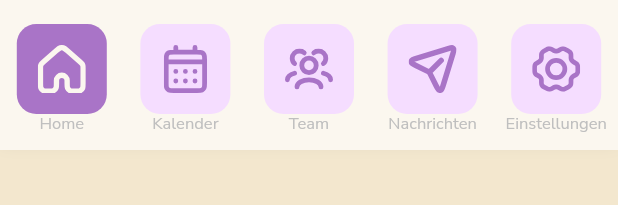
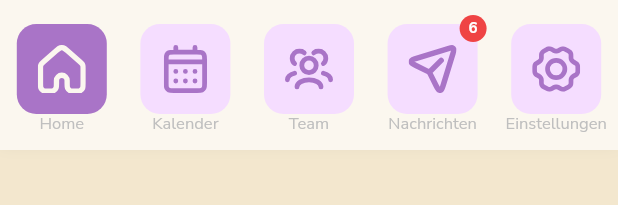
Before and after one commit to wizardofmountains/kikocode, a Flutter app: the BottomNavBar widget shown alone on an empty page, opened directly, after a tap on "Home", on a phone screen of 412 x 824 dp. Shown: the top 205 px of the screen. Run offline on Flutter 3.47's test engine with Material 3 defaults, Android fonts, the phone set to English and light mode, and no system bars; our stand-ins replace flutter_feather_icons, flutter_riverpod, flutter_svg, go_router, google_fonts, local_auth and 2 more; missing offline and left inert: coolicons; accounts and stored records are empty; network calls fail.

Commit message:
Add flutter_feather_icons dependency and enhance MainScreen layout
- Introduced flutter_feather_icons package for improved icon usage.
- Refactored MainScreen to use a StatefulWidget for mood selection and added a mood emoji selector.
- Updated greeting text alignment and styling for better visual appeal.
- Enhanced Events section with a border and improved layout for action cards and groups section.
- Adjusted BottomNavBar to include a message badge count for notifications.

```diff
--- a/lib/core/components/molecules/app_events_card.dart
+++ b/lib/core/components/molecules/app_events_card.dart
@@ -128,7 +128,7 @@ class AppEventsCard extends StatelessWidget {
               style: AppTypography.bodyBase.copyWith(
                 color: textColor,
                 fontWeight: event.isActive
-                    ? AppTypography.medium
+                    ? AppTypography.semiBold
                     : AppTypography.regular,
               ),
             ),
@@ -140,7 +140,7 @@ class AppEventsCard extends StatelessWidget {
               style: AppTypography.bodyBase.copyWith(
                 color: textColor,
                 fontWeight: event.isActive
-                    ? AppTypography.medium
+                    ? AppTypography.semiBold
                     : AppTypography.regular,
               ),
             ),
--- a/lib/features/auth/presentation/screens/biometric_auth_screen.dart
+++ b/lib/features/auth/presentation/screens/biometric_auth_screen.dart
@@ -12,7 +12,7 @@ import 'package:kikocode/features/auth/providers/auth_providers.dart';
 /// UX flow (iOS-optimised):
 /// - As soon as the screen is visible, the system Face ID sheet appears.
 /// - On success → play the Face ID success animation, then route to
-///   `/auth/success` so the dedicated success screen owns the greeting + logo
+///   `/auth-success` so the dedicated success screen owns the greeting + logo
 ///   animations.
 /// - On failure/cancel → keep the user on this screen, offer a retry button
 ///   and a "Mit Passwort anmelden" fallback to the email/password login.
--- a/lib/features/home/presentation/screens/main_screen.dart
+++ b/lib/features/home/presentation/screens/main_screen.dart
@@ -1,19 +1,26 @@
 import 'package:flutter/material.dart';
 import 'package:flutter_svg/flutter_svg.dart';
+import 'package:flutter_feather_icons/flutter_feather_icons.dart';
 import 'package:kikocode/core/constants/asset_paths.dart';
 import 'package:kikocode/core/design_system/design_system.dart';
 import 'package:kikocode/core/components/molecules/molecules.dart';
 import '../widgets/groups_section.dart';
-import '../widgets/action_card.dart';
 import '../widgets/bottom_nav_bar.dart';
 
-class MainScreen extends StatelessWidget {
+class MainScreen extends StatefulWidget {
   final String username;
 
   const MainScreen({
     super.key,
     required this.username,
   });
+
+  @override
+  State<MainScreen> createState() => _MainScreenState();
+}
+
+class _MainScreenState extends State<MainScreen> {
+  int? _selectedMoodIndex;
 
   @override
   Widget build(BuildContext context) {
@@ -32,17 +39,29 @@ class MainScreen extends StatelessWidget {
                     _buildHeader(),
                     AppSpacing.v5,
 
-                    // Greeting
-                    Text(
-                      'Hallo $username, wie geht\'s Dir heute?',
+                    // Greeting - centered
+                    Center(
+                      child: Text(
+                        'Hallo ${widget.username}, wie geht\'s Dir heute?',
                         style: AppTypography.bodyBase.copyWith(
-                        fontWeight: AppTypography.medium,
+                          fontWeight: AppTypography.semiBold,
+                        ),
+                        textAlign: TextAlign.center,
                       ),
                     ),
+                    AppSpacing.v3,
+
+                    // Mood emoji selector - centered
+                    Center(child: _buildMoodSelector()),
                     AppSpacing.v5,
 
-                    // Events section
-                    AppEventsCard(
+                    // Events section with border
+                    Container(
+                      decoration: BoxDecoration(
+                        border: Border.all(color: AppColors.surfaceLow, width: 2),
+                        borderRadius: AppBorders.xl2,
+                      ),
+                      child: AppEventsCard(
                         title: 'Meine Ereignisse',
                         events: [
                           AppEventItem(
@@ -60,25 +79,26 @@ class MainScreen extends StatelessWidget {
                           ),
                         ],
                       ),
+                    ),
                     AppSpacing.v5,
 
                     // Groups section
                     const GroupsSection(),
                     AppSpacing.v5,
 
-                    // Bottom action cards
+                    // Bottom action cards with border
                     Row(
                       children: [
                         Expanded(
-                          child: ActionCard(
-                            title: 'Meine Aufgaben',
+                          child: _buildActionCard(
+                            title: 'Meine\nAufgaben',
                             onTap: () {},
                           ),
                         ),
                         AppSpacing.h4,
                         Expanded(
-                          child: ActionCard(
-                            title: 'Abstimmung/\nUmfrage',
+                          child: _buildActionCard(
+                            title: 'Abstimmung &\nUmfrage',
                             onTap: () {},
                           ),
                         ),
@@ -92,7 +112,10 @@ class MainScreen extends StatelessWidget {
           ],
         ),
       ),
-      bottomNavigationBar: const BottomNavBar(currentIndex: 0),
+      bottomNavigationBar: const BottomNavBar(
+        currentIndex: 0,
+        messageBadgeCount: 6,
+      ),
     );
   }
 
@@ -103,23 +126,76 @@ class MainScreen extends StatelessWidget {
         // KIKO Logo
         SvgPicture.asset(
           AssetPaths.logoLight,
-          width: 120,
+          width: 150,
           height: 60,
         ),
         // Profile photo
         CircleAvatar(
-          radius: 25,
-          backgroundColor: AppColors.background,
-          child: Text(
-            'A',
-            style: AppTypography.bodyLarge.copyWith(
-              fontSize: AppTypography.xl,
-              fontWeight: AppTypography.semiBold,
-              color: AppColors.primary,
-            ),
+          radius: 37.5,
+          backgroundColor: AppColors.surfaceLow,
+          backgroundImage: const NetworkImage(
+            'https://images.unsplash.com/photo-1544005313-94ddf0286df2?w=150&h=150&fit=crop&crop=face',
           ),
         ),
       ],
     );
   }
+
+  Widget _buildMoodSelector() {
+    return Row(
+      mainAxisSize: MainAxisSize.min,
+      mainAxisAlignment: MainAxisAlignment.center,
+      children: [
+        _buildMoodButton(0, FeatherIcons.frown), // sad face
+        const SizedBox(width: 20),
+        _buildMoodButton(1, FeatherIcons.meh), // neutral/meh face
+        const SizedBox(width: 20),
+        _buildMoodButton(2, FeatherIcons.smile), // happy face
+      ],
+    );
   }
+
+  Widget _buildMoodButton(int index, IconData icon) {
+    final isSelected = _selectedMoodIndex == index;
+    return GestureDetector(
+      onTap: () {
+        setState(() {
+          _selectedMoodIndex = index;
+        });
+      },
+      child: Icon(
+        icon,
+        size: 25,
+        color: AppColors.primary,
+      ),
+    );
+  }
+
+  Widget _buildActionCard({
+    required String title,
+    required VoidCallback onTap,
+  }) {
+    return GestureDetector(
+      onTap: onTap,
+      child: Container(
+        height: 150,
+        padding: const EdgeInsets.symmetric(horizontal: 25, vertical: 20),
+        decoration: BoxDecoration(
+          color: AppColors.surfaceHighest,
+          borderRadius: AppBorders.xl2,
+          border: Border.all(color: AppColors.surfaceLow, width: 2),
+          boxShadow: AppShadows.md,
+        ),
+        child: Align(
+          alignment: Alignment.topLeft,
+          child: Text(
+            title,
+            style: AppTypography.bodyBase.copyWith(
+              fontWeight: AppTypography.semiBold,
+            ),
+          ),
+        ),
+      ),
+    );
+  }
+}
--- a/lib/features/home/presentation/widgets/bottom_nav_bar.dart
+++ b/lib/features/home/presentation/widgets/bottom_nav_bar.dart
@@ -26,7 +26,7 @@ class BottomNavBar extends StatelessWidget {
         color: AppColors.surfaceHighest,
         boxShadow: [
           BoxShadow(
-            color: Colors.black.withOpacity(0.08),
+            color: Colors.black.withValues(alpha: 0.08),
             blurRadius: 8,
             offset: const Offset(0, -4),
           ),
@@ -72,7 +72,6 @@ class BottomNavBar extends StatelessWidget {
             iconSize: 32,
             label: 'Team',
             isActive: currentIndex == 2,
-            badgeCount: messageBadgeCount,
             onTap: () async {
               if (onNavigationAttempt != null) {
                 final canNavigate = await onNavigationAttempt!();
@@ -87,6 +86,7 @@ class BottomNavBar extends StatelessWidget {
             iconSize: 32,
             label: 'Nachrichten',
             isActive: currentIndex == 3,
+            badgeCount: messageBadgeCount,
             onTap: () async {
               if (onNavigationAttempt != null) {
                 final canNavigate = await onNavigationAttempt!();
--- a/lib/features/home/presentation/widgets/groups_section.dart
+++ b/lib/features/home/presentation/widgets/groups_section.dart
@@ -1,4 +1,5 @@
 import 'package:flutter/material.dart';
+import 'package:flutter_svg/flutter_svg.dart';
 import 'package:go_router/go_router.dart';
 import 'package:coolicons/coolicons.dart';
 import 'package:kikocode/core/design_system/design_system.dart';
@@ -8,11 +9,18 @@ class GroupsSection extends StatelessWidget {
 
   @override
   Widget build(BuildContext context) {
+    final groups = [
+      _GroupData(emoji: '\u{1F98B}', name: 'Schmetterling'), // butterfly
+      _GroupData(emoji: '\u{1F41E}', name: 'Marienkäfer'), // ladybug
+      _GroupData(emoji: '\u{1F99C}', name: 'Papagei'), // parrot
+    ];
+
     return Container(
       padding: AppSpacing.all5,
       decoration: BoxDecoration(
-        color: AppColors.surfaceBright,
+        color: AppColors.surfaceHighest,
         borderRadius: AppBorders.xl2,
+        border: Border.all(color: AppColors.surfaceLow, width: 2),
         boxShadow: AppShadows.md,
       ),
       child: Column(
@@ -23,26 +31,26 @@ class GroupsSection extends StatelessWidget {
             style: AppTypography.h5,
           ),
           AppSpacing.v4,
-          _buildGroupItem(
-            context,
-            emoji: '🦋',
-            name: 'Schmetterling',
-            color: const Color(0xFF7DD3C0),
-          ),
-          AppSpacing.v3,
-          _buildGroupItem(
-            context,
-            emoji: '🐞',
-            name: 'Marienkäfer',
-            color: const Color(0xFFFF9999),
-          ),
-          AppSpacing.v3,
-          _buildGroupItem(
-            context,
-            emoji: '🦜',
-            name: 'Papagei',
-            color: const Color(0xFF92C6E8),
-          ),
+          // Group items with dividers
+          ...groups.asMap().entries.map((entry) {
+            final index = entry.key;
+            final group = entry.value;
+            return Column(
+              children: [
+                _buildGroupItem(
+                  context,
+                  emoji: group.emoji,
+                  name: group.name,
+                ),
+                if (index < groups.length - 1)
+                  Divider(
+                    color: AppColors.surfaceLow,
+                    height: 24,
+                    thickness: 1,
+                  ),
+              ],
+            );
+          }),
         ],
       ),
     );
@@ -52,26 +60,25 @@ class GroupsSection extends StatelessWidget {
     BuildContext context, {
     required String emoji,
     required String name,
-    required Color color,
   }) {
-    return Container(
-      padding: AppSpacing.symmetric(
-        horizontal: AppSpacing.spacing4,
-        vertical: AppSpacing.spacing3,
-      ),
-      decoration: BoxDecoration(
-        color: AppColors.backgroundLight,
-        borderRadius: AppBorders.xl,
-      ),
+    return Padding(
+      padding: const EdgeInsets.symmetric(vertical: 4),
       child: Row(
         children: [
-          // Emoji icon
+          // Emoji icon - circular with shadow
           Container(
-            width: 40,
-            height: 40,
+            width: 45,
+            height: 45,
             decoration: BoxDecoration(
-              color: AppColors.surfaceBright,
-              borderRadius: AppBorders.lg,
+              shape: BoxShape.circle,
+              color: AppColors.surfaceHighest,
+              boxShadow: [
+                BoxShadow(
+                  color: Colors.black.withValues(alpha: 0.1),
+                  blurRadius: 4,
+                  offset: const Offset(0, 2),
+                ),
+              ],
             ),
             child: Center(
               child: Text(
@@ -80,7 +87,7 @@ class GroupsSection extends StatelessWidget {
               ),
             ),
           ),
-          AppSpacing.h3,
+          AppSpacing.h4,
           // Group name
           Expanded(
             child: Text(
@@ -90,32 +97,42 @@ class GroupsSection extends StatelessWidget {
               ),
             ),
           ),
-          // Action buttons
+          // Action buttons - green pill
           Container(
-            padding: AppSpacing.symmetric(
-              horizontal: AppSpacing.spacing3,
-              vertical: AppSpacing.spacing2,
-            ),
+            width: 94,
+            height: 40,
             decoration: BoxDecoration(
-              color: color.withOpacity(0.3),
-              borderRadius: AppBorders.lg,
+              color: AppColors.secondary, // #9ED9C6
+              borderRadius: BorderRadius.circular(25),
             ),
             child: Row(
-              mainAxisSize: MainAxisSize.min,
+              mainAxisAlignment: MainAxisAlignment.center,
               children: [
+                // Paper plane / send icon
                 GestureDetector(
                   onTap: () => context.go('/messages'),
-                  child: Icon(
-                    Coolicons.message_circle,
-                    size: 18,
-                    color: color.withOpacity(0.8),
+                  child: SvgPicture.asset(
+                    'assets/images/icons/nav_messages_inactive.svg',
+                    width: 20,
+                    height: 20,
+                    colorFilter: const ColorFilter.mode(
+                      AppColors.surfaceHighest,
+                      BlendMode.srcIn,
+                    ),
                   ),
                 ),
-                AppSpacing.h2,
+                // Vertical divider
+                Container(
+                  height: 28,
+                  width: 1,
+                  margin: const EdgeInsets.symmetric(horizontal: 10),
+                  color: AppColors.surfaceHighest,
+                ),
+                // Calendar icon
                 Icon(
                   Coolicons.calendar,
-                  size: 18,
-                  color: color.withOpacity(0.8),
+                  size: 24,
+                  color: AppColors.surfaceHighest,
                 ),
               ],
             ),
@@ -125,3 +142,10 @@ class GroupsSection extends StatelessWidget {
     );
   }
 }
+
+class _GroupData {
+  final String emoji;
+  final String name;
+
+  const _GroupData({required this.emoji, required this.name});
+}
--- a/lib/features/messages/presentation/screens/message_status_screen.dart
+++ b/lib/features/messages/presentation/screens/message_status_screen.dart
@@ -26,21 +26,21 @@ class _MessageStatusScreenState extends State<MessageStatusScreen> {
   final List<Map<String, dynamic>> _groupMessages = [
     {
       'name': 'Laternenwanderung',
-      'icon': '🏮',
+      'icon': '',
       'received': 10,
       'total': 20,
       'progress': 0.50,
     },
     {
       'name': 'Gemüsebuffet',
-      'icon': '🥗',
+      'icon': '',
       'received': 5,
       'total': 20,
       'progress': 0.25,
     },
     {
       'name': 'Pyjamaparty',
-      'icon': '🎉',
+      'icon': '',
       'received': 15,
       'total': 20,
       'progress': 0.75,
--- a/lib/features/startup/presentation/screens/startup_screen.dart
+++ b/lib/features/startup/presentation/screens/startup_screen.dart
@@ -16,8 +16,8 @@ import 'package:kikocode/features/auth/providers/auth_providers.dart';
 /// - Checks authentication status via Supabase
 /// - Checks biometric preference for returning users
 /// - Routes to appropriate screen:
-///   - Authenticated + Biometric enabled → /auth/biometric
-///   - Authenticated + Biometric disabled → /auth/success
+///   - Authenticated + Biometric enabled → /biometric
+///   - Authenticated + Biometric disabled → /auth-success
 ///   - Not authenticated → /welcome
 ///   - Error → /welcome (fail-safe)
 class StartupScreen extends ConsumerStatefulWidget {
@@ -76,14 +76,14 @@ class _StartupScreenState extends ConsumerState<StartupScreen> {
 
       if (isBiometricEnabled && isBiometricAvailable) {
         // User has biometric enabled → go to biometric auth screen
-        context.go('/auth/biometric');
+        context.go('/biometric');
       } else {
         // User is authenticated but biometric not enabled → go to success screen
         // Fetch profile for username
         final profile = await ref.read(profileRepositoryProvider).getCurrentProfile();
         if (!mounted) return;
 
-        context.go('/auth/success', extra: {
+        context.go('/auth-success', extra: {
           'username': profile?.name,
           'showFaceId': false,
         });
--- a/pubspec.yaml
+++ b/pubspec.yaml
@@ -46,6 +46,7 @@ dependencies:
   go_router: ^14.8.1
   flutter_svg: ^2.0.10
   coolicons: ^1.0.0
+  flutter_feather_icons: ^2.0.0+1
 
   # Authentication
   local_auth: ^2.3.0
```
Also changed, not shown: .mcp.json (added), pubspec.lock. Lines whose indentation alone changed are shown as unchanged.
